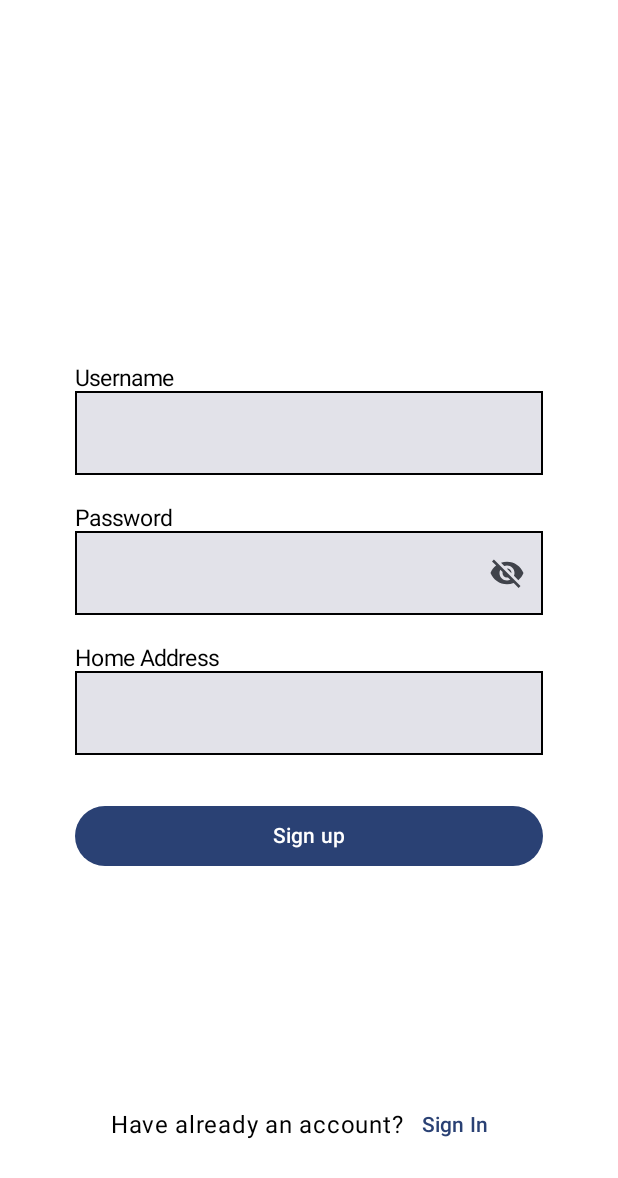
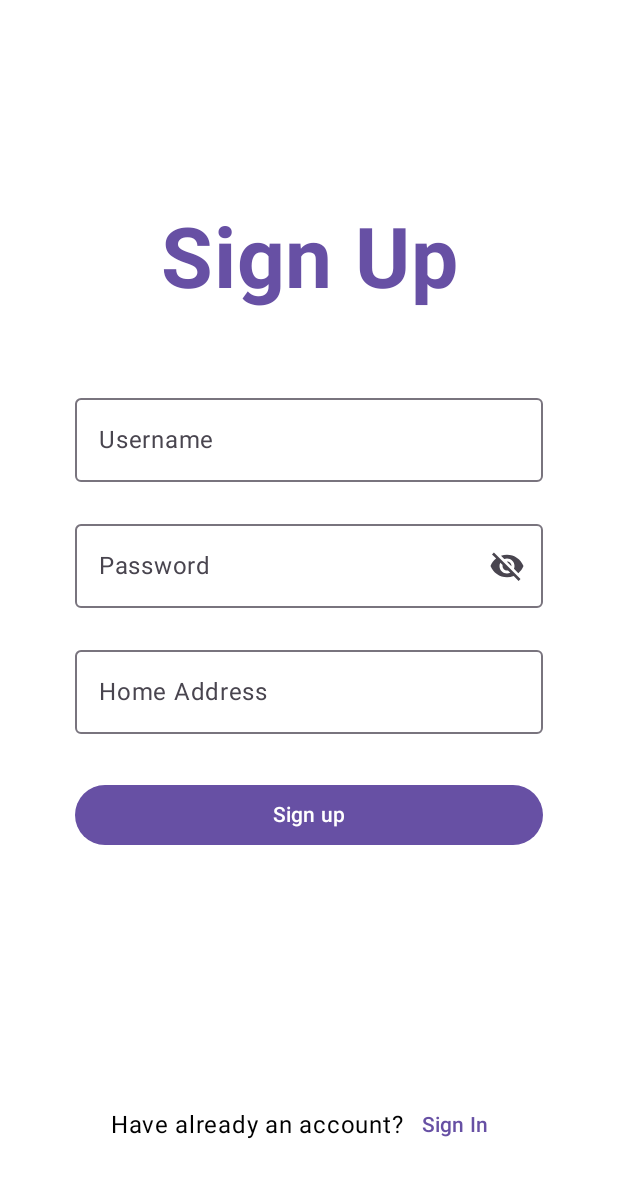
Before and after one commit to cs-24-sw-8-04/scheduling, an Android app built with Jetpack Compose: the @Preview function SignUpPagePreviewLightMode, on a phone screen of 412 x 824 dp. Shown: the top 1178 px of the screen. Run offline under Robolectric (Android 15) with nearby library versions, the phone set to English and light mode, and no system bars.

Commit message:
Refactor of Login and SignUp page (#31)
* Refactor

* Update LoginPage.kt

* Update LoginPage.kt

```diff
--- /dev/null
+++ b/frontend/app/src/main/java/dk/scheduling/schedulingfrontend/sharedcomponents/Heading.kt
@@ -0,0 +1,43 @@
+package dk.scheduling.schedulingfrontend.sharedcomponents
+
+import androidx.compose.foundation.layout.Arrangement
+import androidx.compose.foundation.layout.Column
+import androidx.compose.foundation.layout.Spacer
+import androidx.compose.foundation.layout.fillMaxSize
+import androidx.compose.foundation.layout.height
+import androidx.compose.foundation.layout.padding
+import androidx.compose.material3.MaterialTheme
+import androidx.compose.material3.Text
+import androidx.compose.runtime.Composable
+import androidx.compose.ui.Alignment
+import androidx.compose.ui.Modifier
+import androidx.compose.ui.text.font.FontWeight
+import androidx.compose.ui.text.style.TextAlign
+import androidx.compose.ui.unit.Dp
+import androidx.compose.ui.unit.dp
+import androidx.compose.ui.unit.em
+
+@Composable
+fun Title(
+    modifier: Modifier = Modifier,
+    titleText: String,
+    topMargin: Dp = 90.dp,
+) {
+    Column(
+        modifier =
+            modifier
+                .fillMaxSize()
+                .padding(all = 50.dp),
+        horizontalAlignment = Alignment.CenterHorizontally,
+        verticalArrangement = Arrangement.Top,
+    ) {
+        Spacer(modifier = Modifier.height(topMargin))
+        Text(
+            text = titleText,
+            fontSize = 7.em,
+            textAlign = TextAlign.Center,
+            color = MaterialTheme.colorScheme.primary,
+            fontWeight = FontWeight(700),
+        )
+    }
+}
--- a/frontend/app/src/main/java/dk/scheduling/schedulingfrontend/sharedcomponents/TextFields.kt
+++ b/frontend/app/src/main/java/dk/scheduling/schedulingfrontend/sharedcomponents/TextFields.kt
@@ -2,10 +2,21 @@ package dk.scheduling.schedulingfrontend.sharedcomponents
 
 import androidx.compose.foundation.layout.fillMaxWidth
 import androidx.compose.foundation.text.KeyboardOptions
+import androidx.compose.material.icons.Icons
+import androidx.compose.material.icons.filled.Visibility
+import androidx.compose.material.icons.filled.VisibilityOff
+import androidx.compose.material3.Icon
+import androidx.compose.material3.IconButton
 import androidx.compose.material3.OutlinedTextField
 import androidx.compose.material3.Text
 import androidx.compose.runtime.Composable
+import androidx.compose.runtime.getValue
+import androidx.compose.runtime.mutableStateOf
+import androidx.compose.runtime.remember
+import androidx.compose.runtime.setValue
 import androidx.compose.ui.Modifier
+import androidx.compose.ui.text.input.PasswordVisualTransformation
+import androidx.compose.ui.text.input.VisualTransformation
 
 @Composable
 fun StandardTextField(
@@ -15,6 +26,8 @@ fun StandardTextField(
     onValueChange: (String) -> Unit,
     keyboardOptions: KeyboardOptions = KeyboardOptions.Default,
     isError: Boolean = false,
+    visualTransformation: VisualTransformation = VisualTransformation.None,
+    trailingIcon: @Composable (() -> Unit)? = null,
 ) {
     OutlinedTextField(
         label = { Text(label) },
@@ -26,5 +39,45 @@ fun StandardTextField(
         singleLine = true,
         keyboardOptions = keyboardOptions,
         isError = isError,
+        visualTransformation = visualTransformation,
+        trailingIcon = trailingIcon,
     )
 }
+
+@Composable
+fun PasswordTextField(
+    password: String,
+    onPasswordChange: (String) -> Unit,
+    isError: Boolean = false,
+) {
+    var showPassword by remember {
+        mutableStateOf(false)
+    }
+
+    StandardTextField(
+        label = "Password",
+        value = password,
+        onValueChange = onPasswordChange,
+        visualTransformation = if (showPassword) VisualTransformation.None else PasswordVisualTransformation(),
+        trailingIcon = {
+            PasswordVisibilityToggleIcon(
+                showPassword = showPassword,
+                onTogglePasswordVisibility = { showPassword = !showPassword },
+            )
+        },
+        isError = isError,
+    )
+}
+
+@Composable
+fun PasswordVisibilityToggleIcon(
+    showPassword: Boolean,
+    onTogglePasswordVisibility: () -> Unit,
+) {
+    val image = if (showPassword) Icons.Filled.Visibility else Icons.Filled.VisibilityOff
+    val contentDescription = if (showPassword) "Hide password" else "Show password"
+
+    IconButton(onClick = onTogglePasswordVisibility) {
+        Icon(imageVector = image, contentDescription = contentDescription)
+    }
+}
--- a/frontend/app/src/main/java/dk/scheduling/schedulingfrontend/signuppage/SignUpPage.kt
+++ b/frontend/app/src/main/java/dk/scheduling/schedulingfrontend/signuppage/SignUpPage.kt
@@ -1,24 +1,15 @@
 package dk.scheduling.schedulingfrontend.signuppage
 
-import androidx.compose.foundation.border
 import androidx.compose.foundation.layout.Arrangement
 import androidx.compose.foundation.layout.Column
 import androidx.compose.foundation.layout.Row
 import androidx.compose.foundation.layout.Spacer
 import androidx.compose.foundation.layout.fillMaxSize
-import androidx.compose.foundation.layout.fillMaxWidth
 import androidx.compose.foundation.layout.height
 import androidx.compose.foundation.layout.padding
-import androidx.compose.material.icons.Icons
-import androidx.compose.material.icons.filled.Visibility
-import androidx.compose.material.icons.filled.VisibilityOff
-import androidx.compose.material3.Button
-import androidx.compose.material3.Icon
-import androidx.compose.material3.IconButton
 import androidx.compose.material3.MaterialTheme
 import androidx.compose.material3.Text
 import androidx.compose.material3.TextButton
-import androidx.compose.material3.TextField
 import androidx.compose.runtime.Composable
 import androidx.compose.runtime.getValue
 import androidx.compose.runtime.mutableStateOf
@@ -26,13 +17,12 @@ import androidx.compose.runtime.remember
 import androidx.compose.runtime.setValue
 import androidx.compose.ui.Alignment
 import androidx.compose.ui.Modifier
-import androidx.compose.ui.graphics.Color
-import androidx.compose.ui.text.TextStyle
-import androidx.compose.ui.text.input.PasswordVisualTransformation
-import androidx.compose.ui.text.input.VisualTransformation
 import androidx.compose.ui.tooling.preview.Preview
 import androidx.compose.ui.unit.dp
-import androidx.compose.ui.unit.sp
+import dk.scheduling.schedulingfrontend.sharedcomponents.FilledButton
+import dk.scheduling.schedulingfrontend.sharedcomponents.PasswordTextField
+import dk.scheduling.schedulingfrontend.sharedcomponents.StandardTextField
+import dk.scheduling.schedulingfrontend.sharedcomponents.Title
 import dk.scheduling.schedulingfrontend.ui.theme.SchedulingFrontendTheme
 
 @Composable
@@ -50,9 +40,11 @@ fun SignUpPage(
     var homeAddress by remember {
         mutableStateOf("")
     }
-    var signupFail by remember {
+    var isSignUpFailed by remember {
         mutableStateOf(false)
     }
+
+    Title(titleText = "Sign Up")
 
     Column(
         modifier =
@@ -63,12 +55,13 @@ fun SignUpPage(
         verticalArrangement = Arrangement.Center,
     ) {
         StandardTextField(
-            "Username",
-            username,
+            label = "Username",
+            value = username,
             onValueChange = {
                 username = it
-                if (signupFail) signupFail = false
+                if (isSignUpFailed) isSignUpFailed = false
             },
+            isError = isSignUpFailed,
         )
 
         Spacer(modifier = Modifier.height(20.dp))
@@ -77,43 +70,43 @@ fun SignUpPage(
             password,
             onPasswordChange = {
                 password = it
-                if (signupFail) signupFail = false
+                if (isSignUpFailed) isSignUpFailed = false
             },
+            isError = isSignUpFailed,
         )
 
         Spacer(modifier = Modifier.height(20.dp))
 
         StandardTextField(
-            "Home Address",
-            homeAddress,
+            label = "Home Address",
+            value = homeAddress,
             onValueChange = {
                 homeAddress = it
-                if (signupFail) signupFail = false
+                if (isSignUpFailed) isSignUpFailed = false
             },
+            isError = isSignUpFailed,
         )
 
-        if (signupFail) {
+        if (isSignUpFailed) {
             Spacer(modifier = Modifier.height(20.dp))
             Text(
                 text = "Wrong sign up information",
                 color = MaterialTheme.colorScheme.error,
-                style = TextStyle(fontSize = 15.sp),
             )
         }
 
         Spacer(modifier = Modifier.height(30.dp))
 
-        Column {
-            Button(onClick = {
+        FilledButton(
+            onClick = {
                 if (signUp(username, password, homeAddress)) {
                     navigateOnValidSignUp()
                 } else {
-                    signupFail = true
+                    isSignUpFailed = true
                 }
-            }, modifier = Modifier.fillMaxWidth()) {
-                Text("Sign up")
-            }
-        }
+            },
+            text = "Sign up",
+        )
     }
 
     Column(
@@ -131,82 +124,6 @@ fun SignUpPage(
     }
 }
 
-@Composable
-fun TextLabel(label: String) {
-    Text(
-        label,
-        style = TextStyle(fontSize = 15.sp),
-    )
-}
-
-@Composable
-fun StandardTextField(
-    label: String,
-    value: String,
-    onValueChange: (String) -> Unit,
-) {
-    Column {
-        TextLabel(label)
-        TextField(
-            value = value,
-            onValueChange = onValueChange,
-            modifier =
-                Modifier
-                    .fillMaxWidth()
-                    .border(
-                        color = Color.Black,
-                        width = 1.dp,
-                    ),
-            singleLine = true,
-        )
-    }
-}
-
-@Composable
-fun PasswordTextField(
-    password: String,
-    onPasswordChange: (String) -> Unit,
-) {
-    var showPassword by remember {
-        mutableStateOf(false)
-    }
-
-    Column {
-        TextLabel("Password")
-        TextField(
-            value = password,
-            onValueChange = onPasswordChange,
-            visualTransformation = if (showPassword) VisualTransformation.None else PasswordVisualTransformation(),
-            modifier =
-                Modifier
-                    .fillMaxWidth()
-                    .border(
-                        color = Color.Black,
-                        width = 1.dp,
-                    ),
-            trailingIcon = {
-                PasswordVisibilityToggleIcon(
-                    showPassword = showPassword,
-                    onTogglePasswordVisibility = { showPassword = !showPassword },
-                )
-            },
-        )
-    }
-}
-
-@Composable
-fun PasswordVisibilityToggleIcon(
-    showPassword: Boolean,
-    onTogglePasswordVisibility: () -> Unit,
-) {
-    val image = if (showPassword) Icons.Filled.Visibility else Icons.Filled.VisibilityOff
-    val contentDescription = if (showPassword) "Hide password" else "Show password"
-
-    IconButton(onClick = onTogglePasswordVisibility) {
-        Icon(imageVector = image, contentDescription = contentDescription)
-    }
-}
-
 fun signUp(
     username: String,
     password: String,
@@ -219,7 +136,7 @@ fun signUp(
 @Preview(showBackground = true, device = "spec:id=reference_phone,shape=Normal,width=411,height=891,unit=dp,dpi=420")
 @Composable
 fun SignUpPagePreviewLightMode() {
-    SchedulingFrontendTheme(darkTheme = false) {
+    SchedulingFrontendTheme(darkTheme = false, dynamicColor = false) {
         SignUpPage(navigateOnValidSignUp = {}, navigateToLoginPage = {})
     }
 }
```
Also changed, not shown: frontend/app/src/main/java/dk/scheduling/schedulingfrontend/loginpage/LoginPage.kt (+27 -90 lines).
